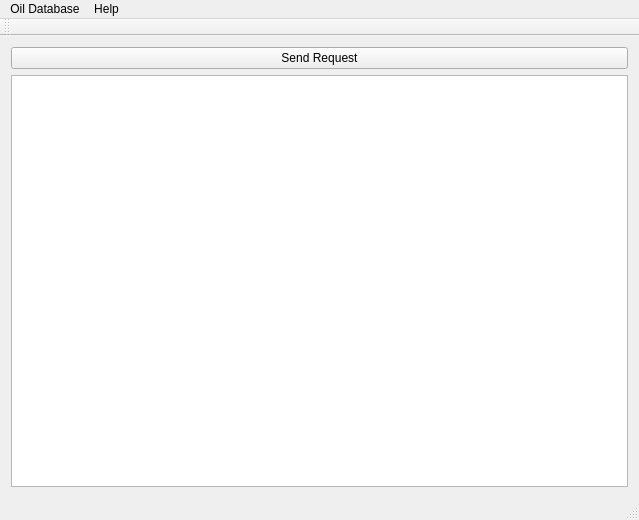
This is oildatabasemainwindow.ui in JamesMakela/qt-oildb-client as Qt 5 draws it before an edit. The edited form follows.
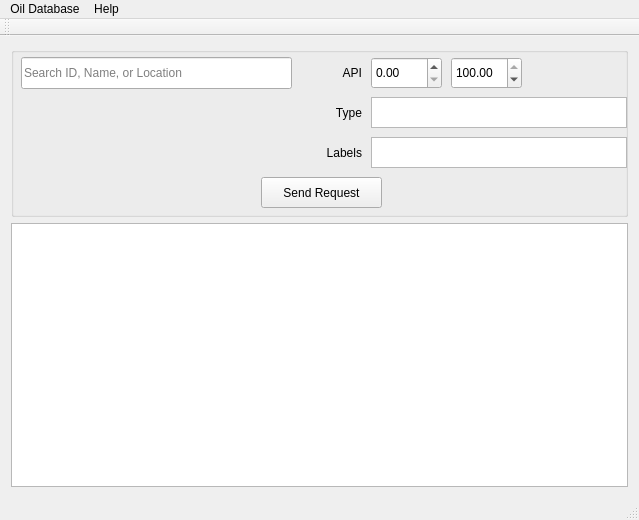
This is the edited form.

Commit message: Added search controls (not working yet)

Diff of the .ui file:
```diff
--- a/oildatabasemainwindow.ui
+++ b/oildatabasemainwindow.ui
@@ -19,10 +19,163 @@
      <layout class="QVBoxLayout" name="verticalLayout"/>
     </item>
     <item>
-     <widget class="QPushButton" name="requestButton">
-      <property name="text">
-       <string>Send Request</string>
+     <widget class="QGroupBox" name="querySelectionGroup">
+      <property name="minimumSize">
+       <size>
+        <width>0</width>
+        <height>170</height>
+       </size>
       </property>
+      <property name="title">
+       <string/>
+      </property>
+      <widget class="QPushButton" name="requestButton">
+       <property name="geometry">
+        <rect>
+         <x>250</x>
+         <y>130</y>
+         <width>121</width>
+         <height>31</height>
+        </rect>
+       </property>
+       <property name="sizePolicy">
+        <sizepolicy hsizetype="Fixed" vsizetype="Fixed">
+         <horstretch>0</horstretch>
+         <verstretch>0</verstretch>
+        </sizepolicy>
+       </property>
+       <property name="text">
+        <string>Send Request</string>
+       </property>
+      </widget>
+      <widget class="QLineEdit" name="queryText">
+       <property name="geometry">
+        <rect>
+         <x>10</x>
+         <y>10</y>
+         <width>271</width>
+         <height>32</height>
+        </rect>
+       </property>
+       <property name="text">
+        <string/>
+       </property>
+       <property name="placeholderText">
+        <string>Search ID, Name, or Location</string>
+       </property>
+      </widget>
+      <widget class="QLabel" name="labelAPI">
+       <property name="geometry">
+        <rect>
+         <x>300</x>
+         <y>10</y>
+         <width>51</width>
+         <height>31</height>
+        </rect>
+       </property>
+       <property name="layoutDirection">
+        <enum>Qt::LeftToRight</enum>
+       </property>
+       <property name="text">
+        <string>API</string>
+       </property>
+       <property name="alignment">
+        <set>Qt::AlignRight|Qt::AlignTrailing|Qt::AlignVCenter</set>
+       </property>
+      </widget>
+      <widget class="QDoubleSpinBox" name="apiMinValue">
+       <property name="geometry">
+        <rect>
+         <x>360</x>
+         <y>10</y>
+         <width>71</width>
+         <height>32</height>
+        </rect>
+       </property>
+       <property name="toolTip">
+        <string>Minimum API value</string>
+       </property>
+       <property name="maximum">
+        <double>100.000000000000000</double>
+       </property>
+      </widget>
+      <widget class="QDoubleSpinBox" name="apiMaxValue">
+       <property name="geometry">
+        <rect>
+         <x>440</x>
+         <y>10</y>
+         <width>71</width>
+         <height>32</height>
+        </rect>
+       </property>
+       <property name="toolTip">
+        <string>Maximum API Value</string>
+       </property>
+       <property name="maximum">
+        <double>100.000000000000000</double>
+       </property>
+       <property name="value">
+        <double>100.000000000000000</double>
+       </property>
+      </widget>
+      <widget class="QLabel" name="labelOilType">
+       <property name="geometry">
+        <rect>
+         <x>300</x>
+         <y>50</y>
+         <width>51</width>
+         <height>31</height>
+        </rect>
+       </property>
+       <property name="text">
+        <string>Type</string>
+       </property>
+       <property name="alignment">
+        <set>Qt::AlignRight|Qt::AlignTrailing|Qt::AlignVCenter</set>
+       </property>
+      </widget>
+      <widget class="QListView" name="oilTypeListView">
+       <property name="geometry">
+        <rect>
+         <x>360</x>
+         <y>50</y>
+         <width>256</width>
+         <height>31</height>
+        </rect>
+       </property>
+       <property name="toolTip">
+        <string>Search only oils of a selected type</string>
+       </property>
+      </widget>
+      <widget class="QLabel" name="labelOilLabels">
+       <property name="geometry">
+        <rect>
+         <x>300</x>
+         <y>90</y>
+         <width>51</width>
+         <height>31</height>
+        </rect>
+       </property>
+       <property name="text">
+        <string>Labels</string>
+       </property>
+       <property name="alignment">
+        <set>Qt::AlignRight|Qt::AlignTrailing|Qt::AlignVCenter</set>
+       </property>
+      </widget>
+      <widget class="QListView" name="oilLabelListView">
+       <property name="geometry">
+        <rect>
+         <x>360</x>
+         <y>90</y>
+         <width>256</width>
+         <height>31</height>
+        </rect>
+       </property>
+       <property name="toolTip">
+        <string>Search only oils that are labelled with one of the selected labels</string>
+       </property>
+      </widget>
      </widget>
     </item>
     <item>
```
